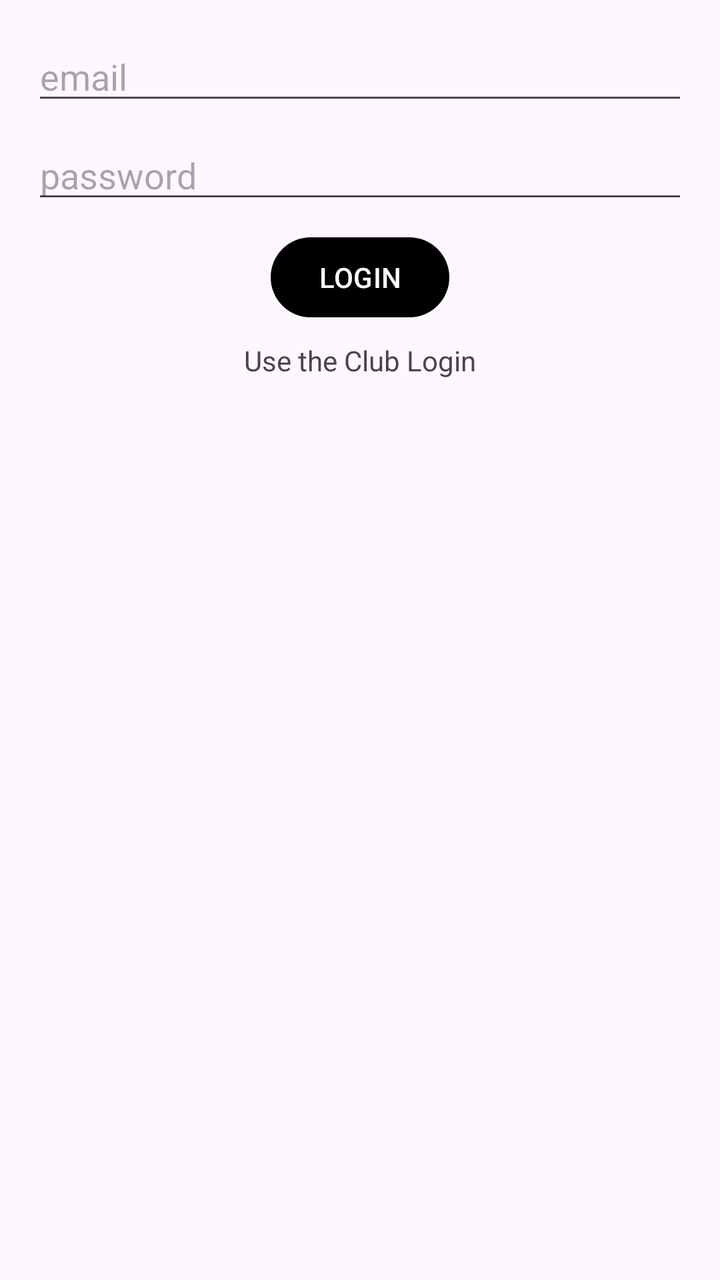
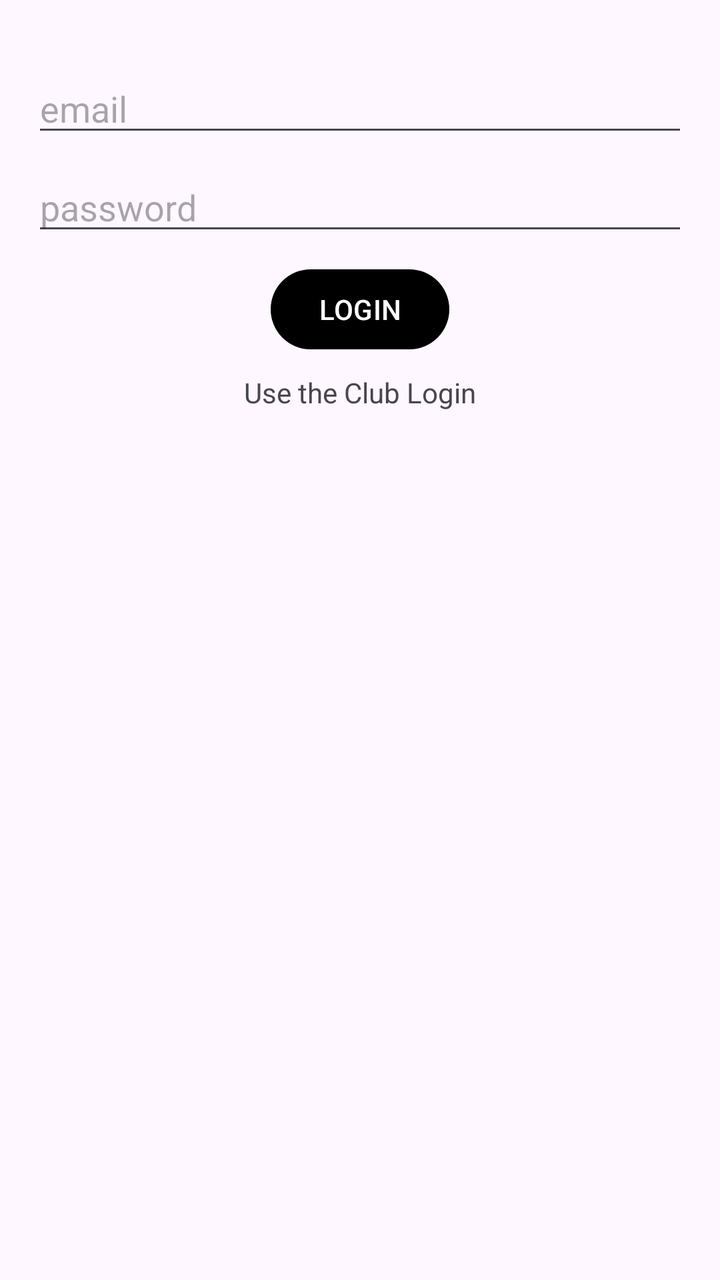

Screens rendered from an Android XML layout before and after an edit, with the pre-edit source and the edit as a unified diff.
<!-- AndroidManifest.xml: application theme Theme.Matchmaking2v2 -->
<!-- res/layout/activity_login.xml -->
<?xml version="1.0" encoding="utf-8"?>
<androidx.constraintlayout.widget.ConstraintLayout xmlns:android="http://schemas.android.com/apk/res/android"
    xmlns:app="http://schemas.android.com/apk/res-auto"
    xmlns:tools="http://schemas.android.com/tools"
    android:id="@+id/main"
    android:layout_width="match_parent"
    android:layout_height="match_parent"
    tools:context=".LoginActivity">

    <androidx.constraintlayout.widget.ConstraintLayout
        android:layout_width="match_parent"
        android:layout_height="match_parent">

        <EditText
            android:id="@+id/et_email"
            android:layout_width="0dp"
            android:layout_height="wrap_content"
            android:layout_marginStart="16dp"
            android:layout_marginTop="16dp"
            android:layout_marginEnd="16dp"
            android:ems="10"
            android:hint="email"
            android:inputType="textEmailAddress"
            app:layout_constraintEnd_toEndOf="parent"
            app:layout_constraintStart_toStartOf="parent"
            app:layout_constraintTop_toTopOf="parent" />

        <EditText
            android:id="@+id/et_password"
            android:layout_width="0dp"
            android:layout_height="wrap_content"
            android:layout_marginStart="16dp"
            android:layout_marginTop="8dp"
            android:layout_marginEnd="16dp"
            android:ems="10"
            android:hint="password"
            android:inputType="textPassword"
            app:layout_constraintEnd_toEndOf="parent"
            app:layout_constraintStart_toStartOf="parent"
            app:layout_constraintTop_toBottomOf="@+id/et_email" />

        <Button
            android:id="@+id/b_login"
            android:layout_width="wrap_content"
            android:layout_height="wrap_content"
            android:layout_marginTop="8dp"
            android:text="LOGIN"
            app:layout_constraintEnd_toEndOf="parent"
            app:layout_constraintStart_toStartOf="parent"
            app:layout_constraintTop_toBottomOf="@+id/et_password" />

        <TextView
            android:id="@+id/textView"
            android:layout_width="wrap_content"
            android:layout_height="wrap_content"
            android:layout_marginTop="8dp"
            android:text="Use the Club Login"
            app:layout_constraintEnd_toEndOf="parent"
            app:layout_constraintStart_toStartOf="parent"
            app:layout_constraintTop_toBottomOf="@+id/b_login" />
    </androidx.constraintlayout.widget.ConstraintLayout>
</androidx.constraintlayout.widget.ConstraintLayout>
<!-- resources referenced by this layout -->
<resources>
  <style name="Theme.Matchmaking2v2" parent="Base.Theme.Matchmaking2v2" />
  <style name="Base.Theme.Matchmaking2v2" parent="Theme.Material3.DayNight"> 
          
          <item name="colorPrimary">@color/my_light_primary</item>
      </style>
  <color name="my_light_primary">#FF000000</color>
</resources>

<!-- the commit's change to res/layout/activity_login.xml (unified diff, before → after) -->
@@ -16,7 +16,7 @@
             android:layout_width="0dp"
             android:layout_height="wrap_content"
             android:layout_marginStart="16dp"
-            android:layout_marginTop="16dp"
+            android:layout_marginTop="32dp"
             android:layout_marginEnd="16dp"
             android:ems="10"
             android:hint="email"
